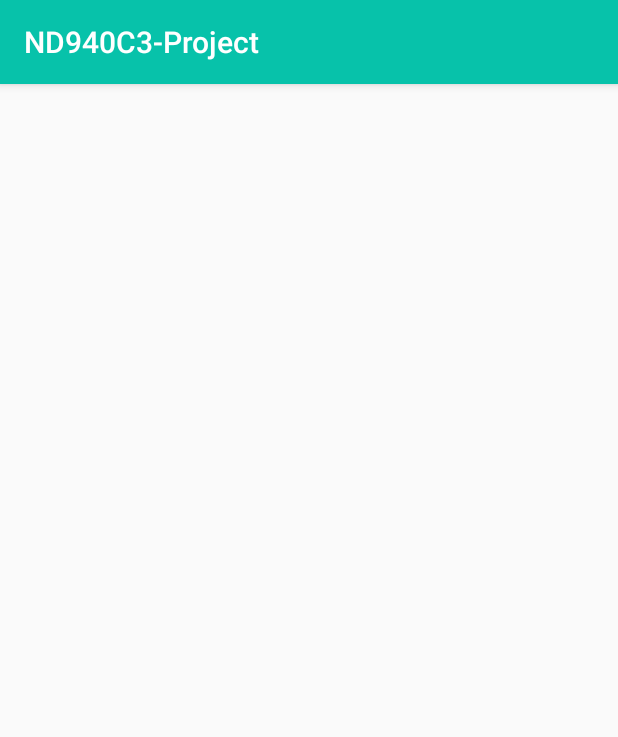
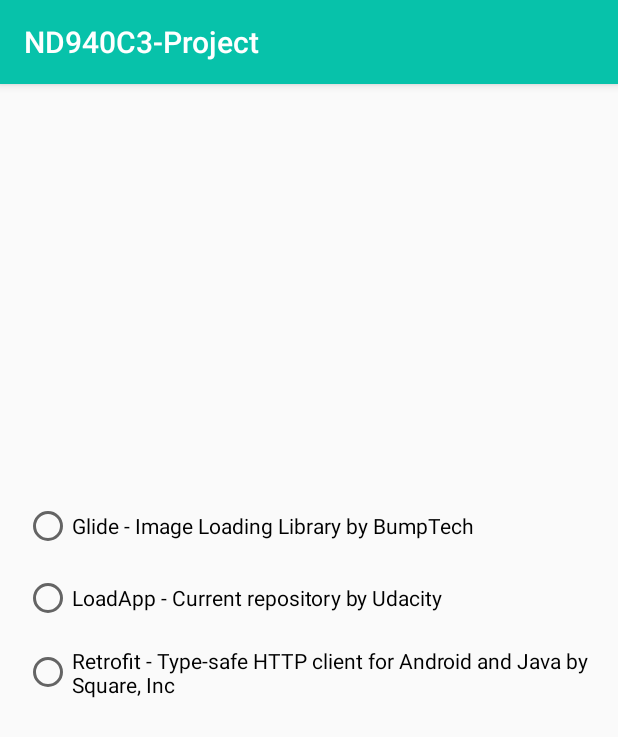
Before and after one commit to eliassilva8/LoadApp, an Android app: the screen it shows after launch (MainActivity), on a phone screen of 412 x 824 dp. Shown: the top 737 px of the screen. Run offline under Robolectric (Android 15) with nearby library versions, the phone set to English and light mode, and no system bars.

Commit message:
Adds radio buttons list

```diff
--- a/app/src/main/res/layout/content_main.xml
+++ b/app/src/main/res/layout/content_main.xml
@@ -9,6 +9,38 @@
     tools:context=".MainActivity"
     tools:showIn="@layout/activity_main">
 
+    <RadioGroup
+        android:layout_width="0dp"
+        android:layout_height="wrap_content"
+        android:layout_marginStart="@dimen/margin_default"
+        android:layout_marginEnd="@dimen/margin_default"
+        android:orientation="vertical"
+        app:layout_constraintBottom_toTopOf="@+id/custom_button"
+        app:layout_constraintEnd_toEndOf="parent"
+        app:layout_constraintStart_toStartOf="parent"
+        app:layout_constraintTop_toTopOf="parent">
+
+        <RadioButton
+            android:id="@+id/radio_glide"
+            android:layout_width="wrap_content"
+            android:layout_height="wrap_content"
+            android:text="@string/glide_dowload" />
+
+        <RadioButton
+            android:id="@+id/radio_udacity"
+            android:layout_width="wrap_content"
+            android:layout_height="wrap_content"
+            android:layout_marginTop="@dimen/margin_default"
+            android:text="@string/udacity_dowload" />
+
+        <RadioButton
+            android:id="@+id/radio_retrofit"
+            android:layout_width="wrap_content"
+            android:layout_height="wrap_content"
+            android:layout_marginTop="@dimen/margin_default"
+            android:text="@string/retrofit_dowload" />
+    </RadioGroup>
+
     <com.udacity.LoadingButton
         android:id="@+id/custom_button"
         android:layout_width="0dp"
@@ -16,7 +48,6 @@
         android:layout_margin="20dp"
         app:layout_constraintBottom_toBottomOf="parent"
         app:layout_constraintEnd_toEndOf="parent"
-        app:layout_constraintStart_toStartOf="parent"
-        app:layout_constraintTop_toTopOf="parent" />
+        app:layout_constraintStart_toStartOf="parent" />
 
 </androidx.constraintlayout.widget.ConstraintLayout>
--- a/app/src/main/res/values/dimens.xml
+++ b/app/src/main/res/values/dimens.xml
@@ -2,4 +2,5 @@
     <dimen name="fab_margin">16dp</dimen>
 
     <dimen name="default_text_size">20sp</dimen>
+    <dimen name="margin_default">16dp</dimen>
 </resources>
--- a/app/src/main/res/values/strings.xml
+++ b/app/src/main/res/values/strings.xml
@@ -11,4 +11,8 @@
     <string name="button_name">Click me</string>
     <string name="button_loading">We are loading </string>
     <string name="title_activity_detail">DetailActivity</string>
+
+    <string name="glide_dowload">Glide - Image Loading Library by BumpTech</string>
+    <string name="udacity_dowload">LoadApp - Current repository by Udacity</string>
+    <string name="retrofit_dowload">Retrofit - Type-safe HTTP client for Android and Java by Square, Inc</string>
 </resources>
```
